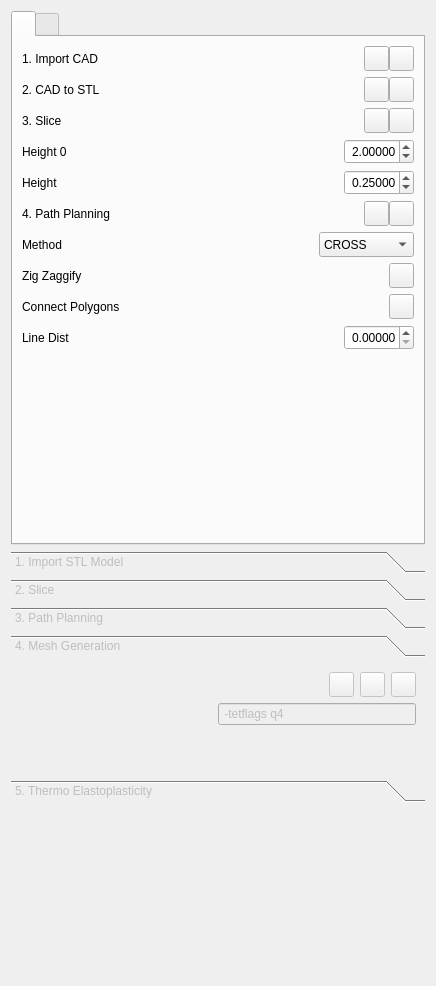
First picture: the form in starter/FENGSim/AdditiveManufacturing/AdditiveManufacturingDockWidget.ui, repository OpenDigitalTwin-Dev/FENGSim, before the edit.
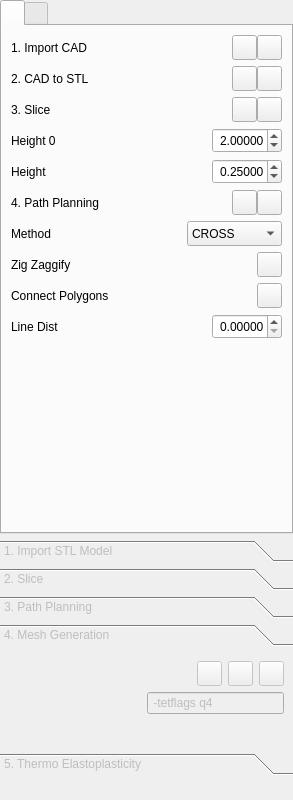
Second picture: the form after the edit. Icons and pictures are not drawn.

Patch:
```diff
--- a/starter/FENGSim/AdditiveManufacturing/AdditiveManufacturingDockWidget.ui
+++ b/starter/FENGSim/AdditiveManufacturing/AdditiveManufacturingDockWidget.ui
@@ -6,14 +6,32 @@
    <rect>
     <x>0</x>
     <y>0</y>
-    <width>436</width>
-    <height>986</height>
+    <width>293</width>
+    <height>800</height>
    </rect>
   </property>
+  <property name="sizePolicy">
+   <sizepolicy hsizetype="Preferred" vsizetype="Preferred">
+    <horstretch>0</horstretch>
+    <verstretch>1</verstretch>
+   </sizepolicy>
+  </property>
   <property name="windowTitle">
    <string>Form</string>
   </property>
   <layout class="QVBoxLayout" name="verticalLayout">
+   <property name="leftMargin">
+    <number>0</number>
+   </property>
+   <property name="topMargin">
+    <number>0</number>
+   </property>
+   <property name="rightMargin">
+    <number>0</number>
+   </property>
+   <property name="bottomMargin">
+    <number>0</number>
+   </property>
    <item>
     <widget class="QTabWidget" name="tabWidget">
      <property name="font">
@@ -1638,8 +1656,8 @@
        <rect>
         <x>0</x>
         <y>0</y>
-        <width>418</width>
-        <height>122</height>
+        <width>279</width>
+        <height>83</height>
        </rect>
       </property>
       <attribute name="label">
```
Left out of the diff: 22 changed lines with no effect on the pictures.
